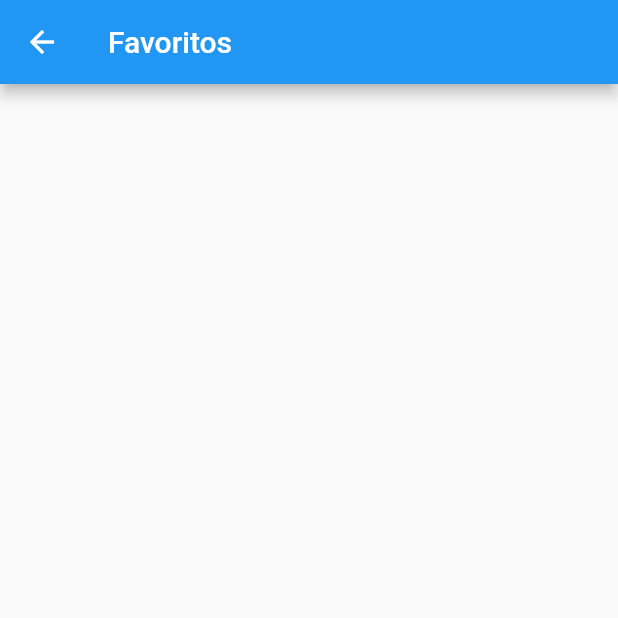
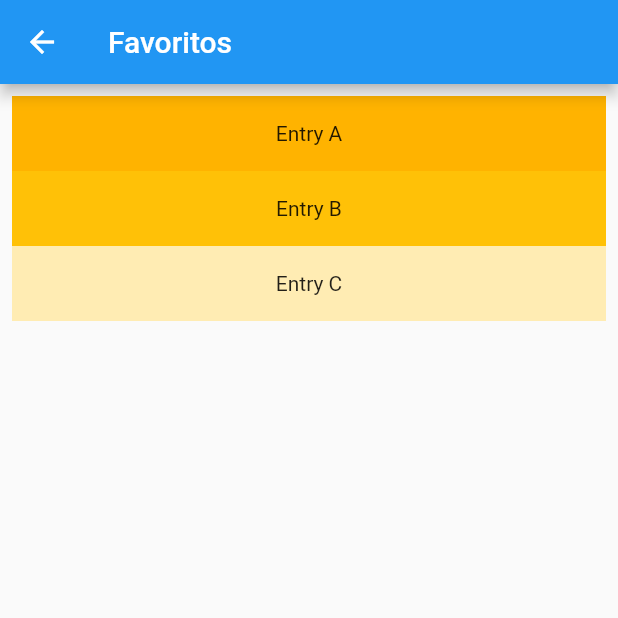
Before and after one commit to farvher/dwelling_flutter_app, a Flutter app: the screen it shows after launch, item 2 of the bottom bar chosen, on a phone screen of 412 x 824 dp, the top half of it. Run offline on Flutter 3.47's test engine with Material 2 defaults, Android fonts, the phone set to English and light mode, and no system bars; our stand-ins replace flutter_tindercard, google_maps_flutter; missing offline and left inert: autocomplete_textfield; network calls fail.

```diff
--- a/lib/favorites.dart
+++ b/lib/favorites.dart
@@ -11,7 +11,24 @@ class _Favorites extends State<Favorites> {
     return Scaffold(
       appBar: AppBar(title: Text('Favoritos')),
       body: ListView(
-        children: <Widget>[],
+        padding: const EdgeInsets.all(8),
+        children: <Widget>[
+          Container(
+            height: 50,
+            color: Colors.amber[600],
+            child: const Center(child: Text('Entry A')),
+          ),
+          Container(
+            height: 50,
+            color: Colors.amber[500],
+            child: const Center(child: Text('Entry B')),
+          ),
+          Container(
+            height: 50,
+            color: Colors.amber[100],
+            child: const Center(child: Text('Entry C')),
+          ),
+        ],
       ),
     );
   }
--- a/lib/main.dart
+++ b/lib/main.dart
@@ -20,8 +20,7 @@ class MyApp extends StatelessWidget {
       initialRoute: '/',
       title: 'Dwelling App',
       theme: ThemeData(
-        primarySwatch: Colors.blue,
-        backgroundColor: Colors.red
+        primarySwatch: Colors.blue
       ),
       home:  CardsHomePage(),
     );
```
Also changed, not shown: lib/cards.dart (+72 -53 lines).
